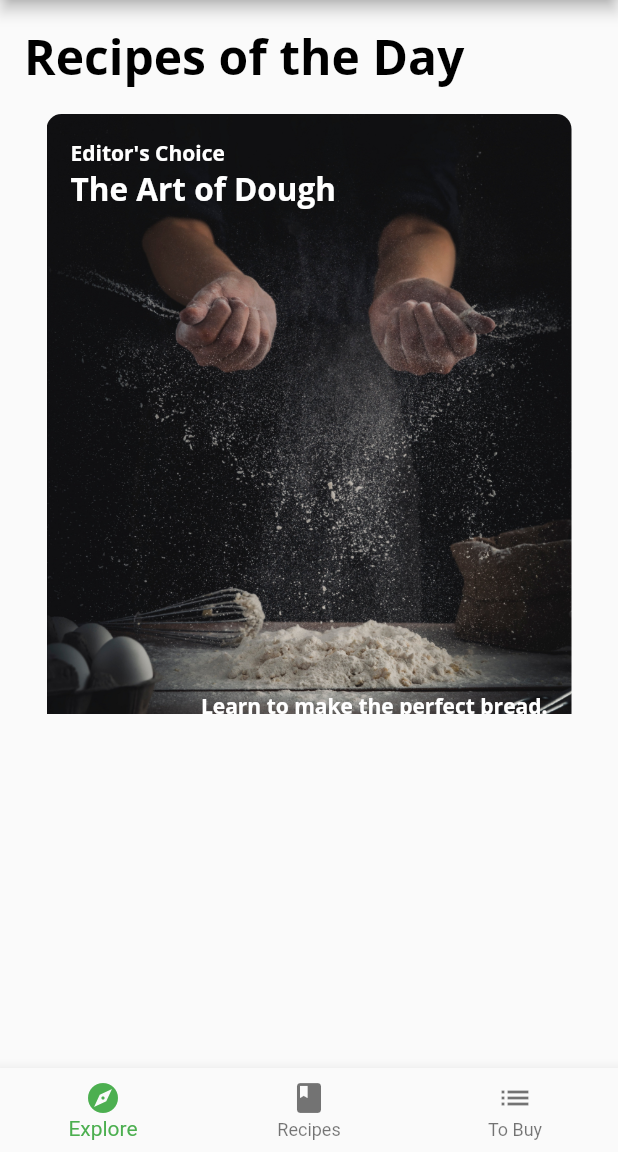
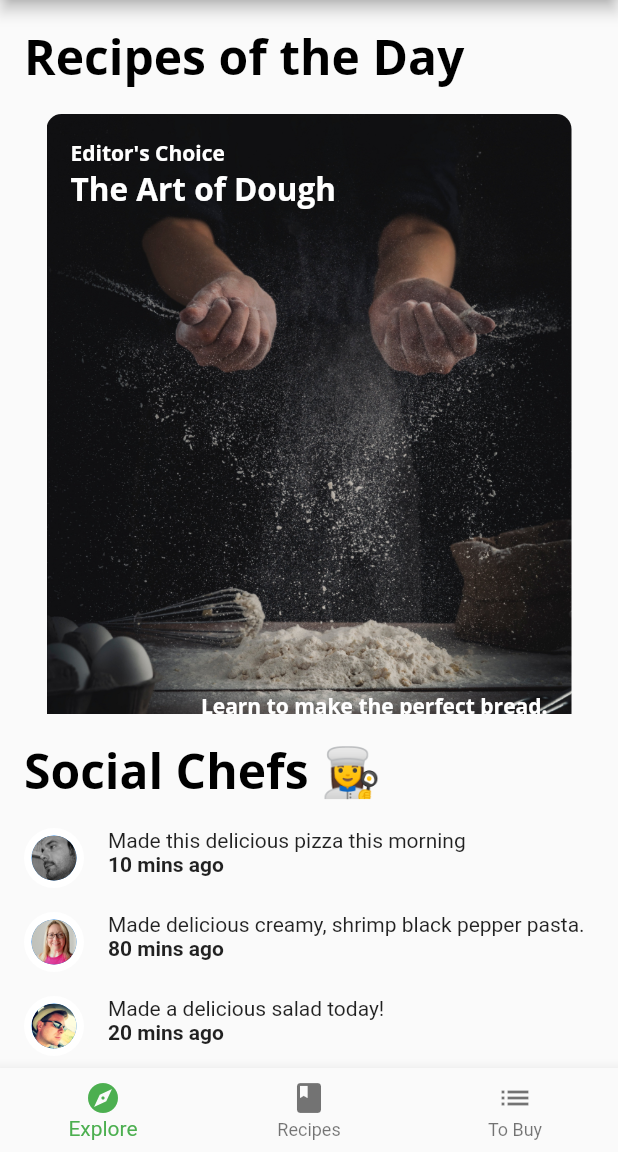
Before and after one commit to dchaitu/Flutter_mock_api, a Flutter app: the screen it shows after launch, on a phone screen of 412 x 824 dp, the part 84-1236 px from its top. Run offline on Flutter 3.47's test engine with Material 2 defaults, Android fonts, the phone set to English and light mode, and no system bars; our stand-ins replace google_fonts; project files that could hold a hidden picture were left out.

Commit message:
Added Grid View

```diff
--- a/lib/components/components.dart
+++ b/lib/components/components.dart
@@ -4,3 +4,7 @@ export 'card2.dart';
 export 'card3.dart';
 export 'circle_image.dart';
 export 'today_recipe_list_view.dart';
+export 'friend_post_tile.dart';
+export 'friend_post_list_view.dart';
+export 'recipe_thumbnail.dart';
+export 'recipes_grid_view.dart';
--- /dev/null
+++ b/lib/components/friend_post_list_view.dart
@@ -0,0 +1,59 @@
+import 'package:flutter/material.dart';
+
+import '../models/models.dart';
+import 'components.dart';
+
+class FriendPostListView extends StatelessWidget {
+  // 1
+  final List<Post> friendPosts;
+
+  const FriendPostListView({
+    Key? key,
+    required this.friendPosts,
+  }) : super(key: key);
+
+  @override
+  Widget build(BuildContext context) {
+    // 2
+    return Padding(
+      padding: const EdgeInsets.only(
+        left: 16,
+        right: 16,
+        top: 0,
+      ),
+      // 3
+      child: Column(
+        crossAxisAlignment: CrossAxisAlignment.start,
+        children: [
+          // 4
+          Text('Social Chefs 👩‍🍳',
+              style: Theme.of(context).textTheme.headline1),
+          // 5
+          const SizedBox(height: 16),
+          // TODO: Add PostListView here
+          ListView.separated(
+            // 2
+            primary: false,
+            // 3
+            physics: const NeverScrollableScrollPhysics(),
+            // 4
+            shrinkWrap: true,
+            scrollDirection: Axis.vertical,
+            itemCount: friendPosts.length,
+            itemBuilder: (context, index) {
+              // 5
+              final post = friendPosts[index];
+              return FriendPostTile(post: post);
+            },
+            separatorBuilder: (context, index) {
+              // 6
+              return const SizedBox(height: 16);
+            },
+          ),
+          // 6
+          const SizedBox(height: 16),
+        ],
+      ),
+    );
+  }
+}
--- /dev/null
+++ b/lib/components/friend_post_tile.dart
@@ -0,0 +1,47 @@
+import 'package:flutter/material.dart';
+
+import '../components/components.dart';
+import '../models/models.dart';
+
+class FriendPostTile extends StatelessWidget {
+  final Post post;
+
+  const FriendPostTile({
+    Key? key,
+    required this.post,
+  }) : super(key: key);
+
+  @override
+  Widget build(BuildContext context) {
+    // 1
+    return Row(
+      crossAxisAlignment: CrossAxisAlignment.start,
+      mainAxisAlignment: MainAxisAlignment.start,
+      children: [
+        // 2
+        CircleImage(
+          imageProvider: AssetImage(post.profileImageUrl),
+          imageRadius: 20,
+        ),
+        // 3
+        const SizedBox(width: 16),
+        // 4
+        Expanded(
+          // 5
+          child: Column(
+            crossAxisAlignment: CrossAxisAlignment.start,
+            children: [
+              // 6
+              Text(post.comment),
+              // 7
+              Text(
+                '${post.timestamp} mins ago',
+                style: const TextStyle(fontWeight: FontWeight.w700),
+              ),
+            ],
+          ),
+        ),
+      ],
+    );
+  }
+}
--- a/lib/home.dart
+++ b/lib/home.dart
@@ -1,5 +1,6 @@
 import 'package:flutter/material.dart';
 import 'screens/explore_screen.dart';
+import 'screens/recipes_screen.dart';
 
 class Home extends StatefulWidget {
   const Home({Key? key}) : super(key: key);
@@ -17,6 +18,7 @@ class _HomeState extends State<Home> {
 
     Container(color: Colors.white),
     // TODO: Replace with RecipesScreen
+    RecipesScreen(),
     Container(color: Colors.green),
     Container(color: Colors.blue),
   ];
--- a/lib/screens/explore_screen.dart
+++ b/lib/screens/explore_screen.dart
@@ -23,7 +23,15 @@ class ExploreScreen extends StatelessWidget {
           // 5
           final recipes = snapshot.data?.todayRecipes ?? []; //if null then []
           // TODO: Replace this with TodayRecipeListView
-          return TodayRecipeListView(recipes: recipes);
+          return ListView(scrollDirection: Axis.vertical, children: [
+            TodayRecipeListView(recipes: snapshot.data?.todayRecipes ?? []),
+            const SizedBox(height: 16),
+            FriendPostListView(friendPosts: snapshot.data?.friendPosts ?? []),
+            // Container(
+            //   height: 400,
+            //   color: Colors.green,
+            // )
+          ]);
 
           // return Center(
           //   child: Container(
```
Also changed, not shown: lib/components/recipe_thumbnail.dart (added, +39 -0 lines), lib/components/recipes_grid_view.dart (added, +23 -0 lines), lib/screens/recipes_screen.dart (added, +31 -0 lines).
